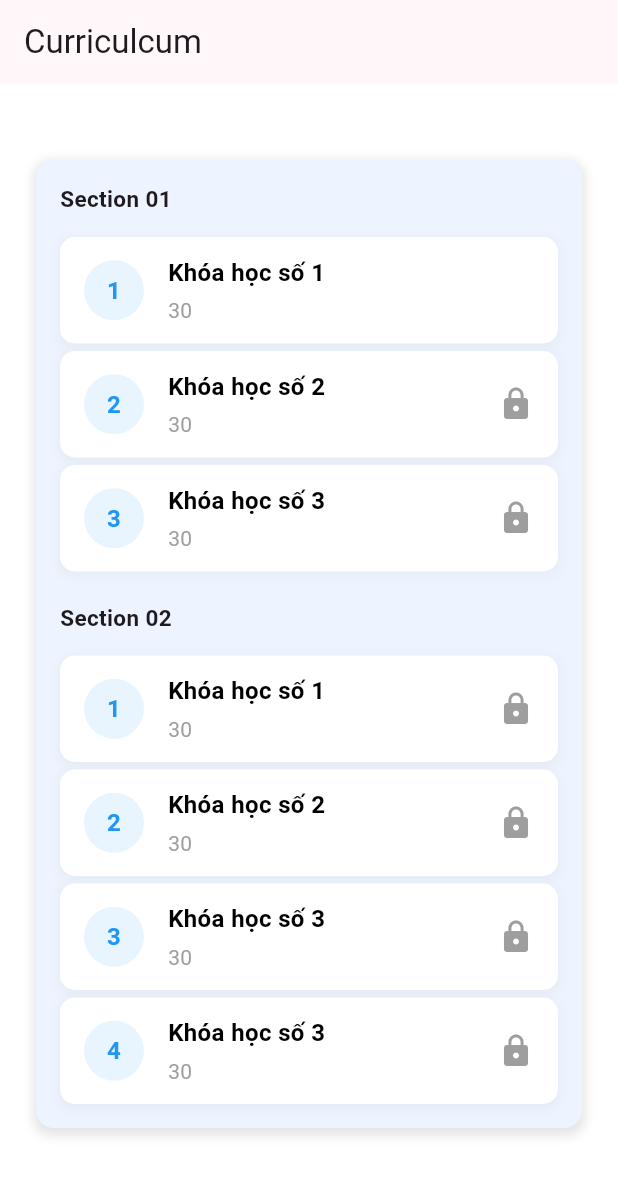
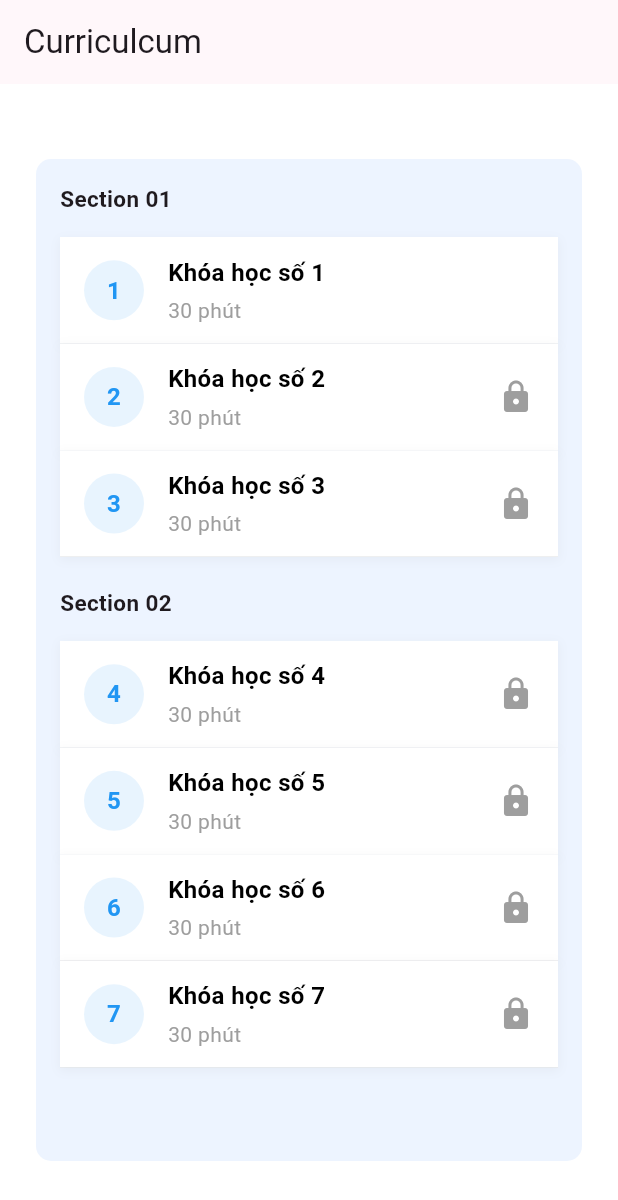
Before and after one commit to Bentanik/exe02_fe_mobile, a Flutter app: the Curriculcum screen opened directly, on a phone screen of 412 x 824 dp. Shown: the top 1200 px of the screen. Run offline on Flutter 3.47's test engine with Material 3 defaults, Android fonts, the phone set to English and light mode, and no system bars; our stand-ins replace expandable, flutter_svg, font_awesome_flutter.

Commit message:
fix curriculcum page

```diff
--- a/lib/common/widget/curriculcum_item.dart
+++ b/lib/common/widget/curriculcum_item.dart
@@ -19,7 +19,8 @@ class CurriculcumItem extends StatelessWidget {
       padding: EdgeInsets.symmetric(vertical: 12, horizontal: 16),
       decoration: BoxDecoration(
         color: Colors.white,
-        borderRadius: BorderRadius.circular(10),
+        border: Border(bottom: BorderSide(color: Colors.grey,   // Màu của đường viền
+          width: 0.1,  )),
         boxShadow: [
           BoxShadow(
             color: Colors.grey.withOpacity(0.1),
--- a/lib/presentation/intro/pages/curriculcum.dart
+++ b/lib/presentation/intro/pages/curriculcum.dart
@@ -1,7 +1,5 @@
 import 'package:exe02_fe_mobile/common/widget/curriculcum_item.dart';
-import 'package:exe02_fe_mobile/common/widget/notification_card.dart';
 import 'package:flutter/material.dart';
-import 'package:font_awesome_flutter/font_awesome_flutter.dart';
 
 class Curriculcum extends StatelessWidget {
   const Curriculcum({Key? key}) : super(key: key);
@@ -12,26 +10,16 @@ class Curriculcum extends StatelessWidget {
       appBar: AppBar(title: const Text('Curriculcum')),
       backgroundColor: Colors.white,
       body: SafeArea(
-        child: SingleChildScrollView(
         child: Container(
           margin: const EdgeInsets.symmetric(horizontal: 24.0, vertical: 50),
-            padding: const EdgeInsets.all(16), // Thêm padding nhẹ để nội dung không dính sát vào viền
+          padding: const EdgeInsets.all(16),
           decoration: BoxDecoration(
-              color: Color(0xFFEDF4FF), // Màu nền cho Container
-              borderRadius: BorderRadius.circular(12), // Bo góc nhẹ cho đẹp hơn
-              boxShadow: [
-                BoxShadow(
-                  color: Colors.black.withOpacity(0.1), // Đổ bóng nhẹ
-                  spreadRadius: 2,
-                  blurRadius: 5,
-                  offset: Offset(0, 3),
+            color: Color(0xFFEDF4FF), // Đặt màu nền cho ListView
+            borderRadius: BorderRadius.circular(10),
           ),
-              ],
-            ),
-            child: Column(
-              crossAxisAlignment: CrossAxisAlignment.start,
+          child: ListView(
             children: [
-                // Today
+              // Section 01
               Text(
                 'Section 01',
                 style: TextStyle(
@@ -40,11 +28,9 @@ class Curriculcum extends StatelessWidget {
                 ),
               ),
               const SizedBox(height: 15),
-                CurriculcumItem(number: '1', title: 'Khóa học số 1', duration: '30'),
-                const SizedBox(height: 5),
-                CurriculcumItem(number: '2', title: 'Khóa học số 2', duration: '30', isLocked: true,),
-                const SizedBox(height: 5),
-                CurriculcumItem(number: '3', title: 'Khóa học số 3', duration: '30', isLocked: true,),
+              CurriculcumItem(number: '1', title: 'Khóa học số 1', duration: '30 phút'),
+              CurriculcumItem(number: '2', title: 'Khóa học số 2', duration: '30 phút', isLocked: true),
+              CurriculcumItem(number: '3', title: 'Khóa học số 3', duration: '30 phút', isLocked: true),
 
               const SizedBox(height: 20),
               Text(
@@ -55,15 +41,11 @@ class Curriculcum extends StatelessWidget {
                 ),
               ),
               const SizedBox(height: 15),
-                CurriculcumItem(number: '1', title: 'Khóa học số 1', duration: '30', isLocked: true,),
-                const SizedBox(height: 5),
-                CurriculcumItem(number: '2', title: 'Khóa học số 2', duration: '30', isLocked: true,),
-                const SizedBox(height: 5),
-                CurriculcumItem(number: '3', title: 'Khóa học số 3', duration: '30', isLocked: true,),
-                const SizedBox(height: 5),
-                CurriculcumItem(number: '4', title: 'Khóa học số 3', duration: '30', isLocked: true,),
+              CurriculcumItem(number: '4', title: 'Khóa học số 4', duration: '30 phút', isLocked: true),
+              CurriculcumItem(number: '5', title: 'Khóa học số 5', duration: '30 phút', isLocked: true),
+              CurriculcumItem(number: '6', title: 'Khóa học số 6', duration: '30 phút', isLocked: true),
+              CurriculcumItem(number: '7', title: 'Khóa học số 7', duration: '30 phút', isLocked: true),
             ],
-            ),
           ),
         ),
       ),
```
Also changed, not shown: lib/presentation/intro/pages/list_sign_of_scam.dart (added, +73 -0 lines). Lines whose indentation alone changed are shown as unchanged.
